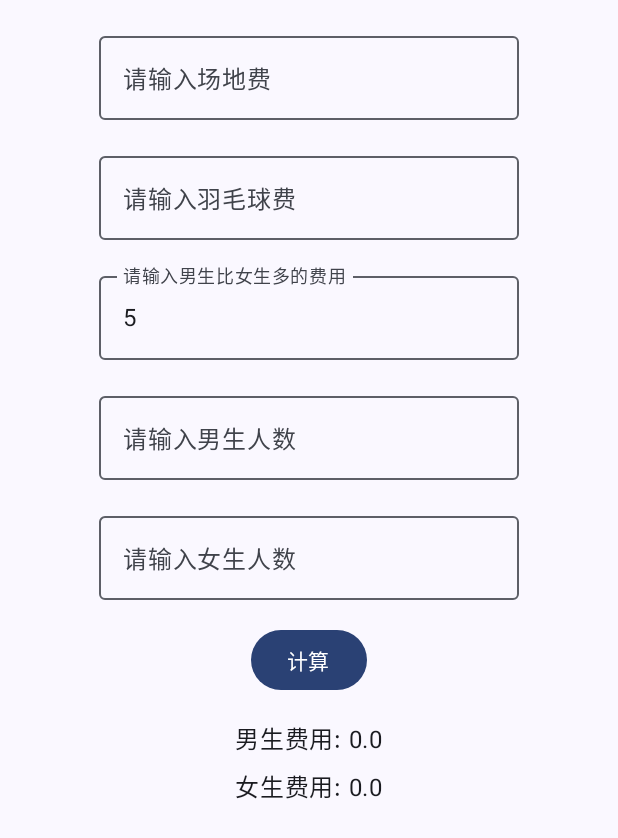
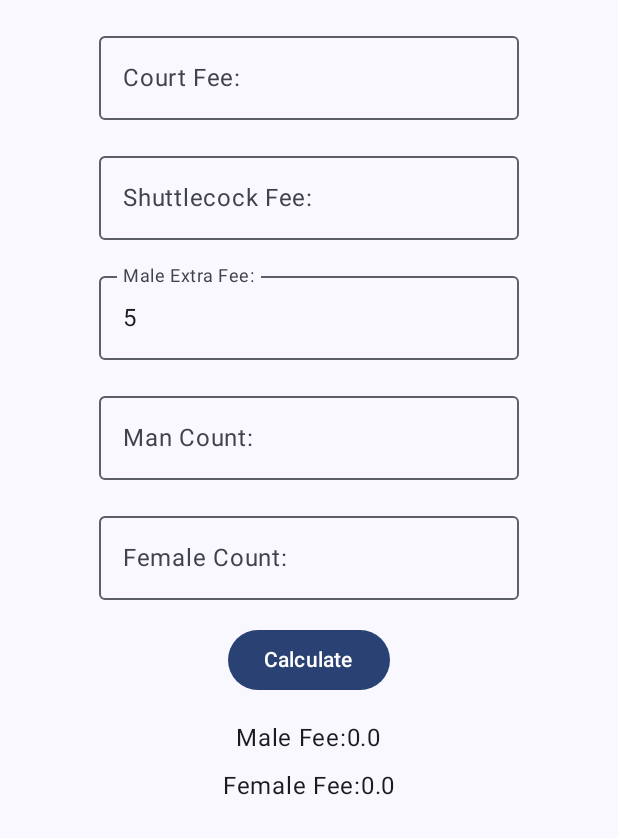
Before and after one commit to Supremesir/BadmintonFeeCalculator, an Android app built with Jetpack Compose: the screen it shows after launch (MainActivity), on a phone screen of 412 x 824 dp. Shown: the top 838 px of the screen. Run offline under Robolectric (Android 15) with nearby library versions, the phone set to English and light mode, and no system bars.

Commit message:
feat: add zh-cn language support and clean code

```diff
--- a/app/src/main/AndroidManifest.xml
+++ b/app/src/main/AndroidManifest.xml
@@ -16,7 +16,6 @@
         <activity
             android:name=".MainActivity"
             android:exported="true"
-            android:label="@string/app_name"
             android:theme="@style/Theme.BadmintonFeeCalculator">
             <intent-filter>
                 <action android:name="android.intent.action.MAIN" />
--- a/app/src/main/java/com/supremesir/badmintonfeecalculator/Calculator.kt
+++ b/app/src/main/java/com/supremesir/badmintonfeecalculator/Calculator.kt
@@ -17,6 +17,7 @@ import androidx.compose.runtime.remember
 import androidx.compose.runtime.setValue
 import androidx.compose.ui.Alignment
 import androidx.compose.ui.Modifier
+import androidx.compose.ui.platform.LocalContext
 import androidx.compose.ui.unit.dp
 
 @Composable
@@ -29,6 +30,8 @@ fun CalculatorScreen() {
     var maleCost by remember { mutableDoubleStateOf(0.0) }
     var femaleCost by remember { mutableDoubleStateOf(0.0) }
 
+    val resources = LocalContext.current.resources
+
     Column(
         modifier = Modifier
             .fillMaxSize()
@@ -39,31 +42,31 @@ fun CalculatorScreen() {
         OutlinedTextField(
             value = courtFee,
             onValueChange = { courtFee = it },
-            label = { Text("请输入场地费") },
+            label = { Text(resources.getString(R.string.court_fee_label)) },
         )
         Spacer(modifier = Modifier.height(16.dp))
         OutlinedTextField(
             value = badmintonFee,
             onValueChange = { badmintonFee = it },
-            label = { Text("请输入羽毛球费" ) },
+            label = { Text(resources.getString(R.string.shuttlecock_fee_label) ) },
         )
         Spacer(modifier = Modifier.height(16.dp))
         OutlinedTextField(
             value = extraMaleFee,
             onValueChange = { extraMaleFee = it },
-            label = { Text("请输入男生比女生多的费用") },
+            label = { Text(resources.getString(R.string.extra_fee_label)) },
         )
         Spacer(modifier = Modifier.height(16.dp))
         OutlinedTextField(
             value = maleCount,
             onValueChange = { maleCount = it },
-            label = { Text("请输入男生人数" )},
+            label = { Text(resources.getString(R.string.male_count_label))},
         )
         Spacer(modifier = Modifier.height(16.dp))
         OutlinedTextField(
             value = femaleCount,
             onValueChange = { femaleCount = it },
-            label = { Text("请输入女生人数") },
+            label = { Text(resources.getString(R.string.female_count_label)) },
         )
         Spacer(modifier = Modifier.height(16.dp))
         Button(onClick = {
@@ -72,12 +75,12 @@ fun CalculatorScreen() {
                 femaleCost = this.femaleFee
             }
         }) {
-            Text("计算")
+            Text(resources.getString(R.string.calculate))
         }
         Spacer(modifier = Modifier.height(16.dp))
-        Text("男生费用: $maleCost")
+        Text("${resources.getString(R.string.male_fee_label)}$maleCost")
         Spacer(modifier = Modifier.height(8.dp))
-        Text("女生费用: $femaleCost")
+        Text("${resources.getString(R.string.female_fee_label)}$femaleCost")
     }
 }
 
--- a/app/src/main/res/values/strings.xml
+++ b/app/src/main/res/values/strings.xml
@@ -1,3 +1,11 @@
 <resources>
     <string name="app_name">BadmintonFeeCalculator</string>
+    <string name="court_fee_label">Court Fee:</string>
+    <string name="shuttlecock_fee_label">Shuttlecock Fee:</string>
+    <string name="extra_fee_label">Male Extra Fee:</string>
+    <string name="male_count_label">Man Count:</string>
+    <string name="female_count_label">Female Count:</string>
+    <string name="male_fee_label">Male Fee:</string>
+    <string name="female_fee_label">Female Fee:</string>
+    <string name="calculate">Calculate</string>
 </resources>
```
Also changed, not shown: app/src/main/java/com/supremesir/badmintonfeecalculator/MainActivity.kt (+0 -129 lines), 1 other file.
